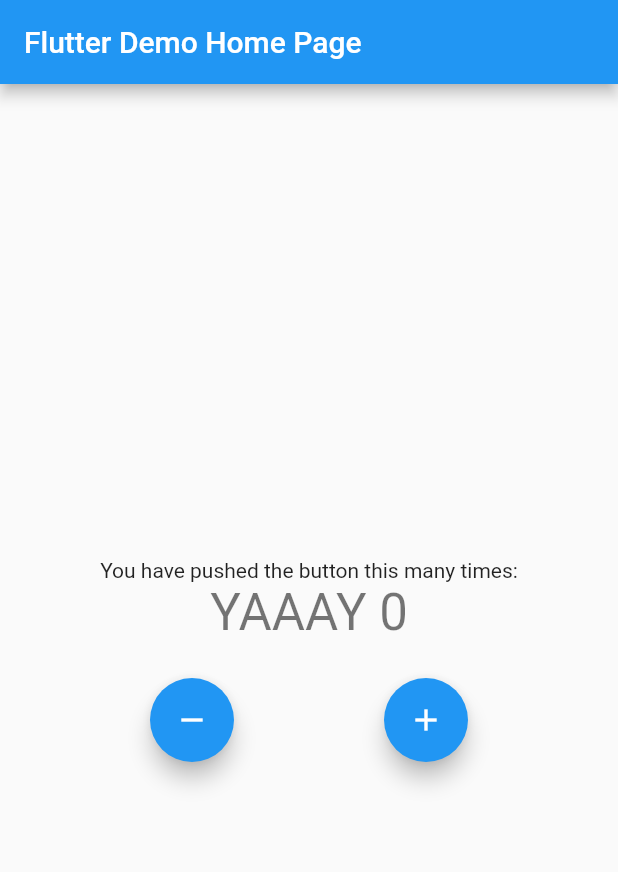
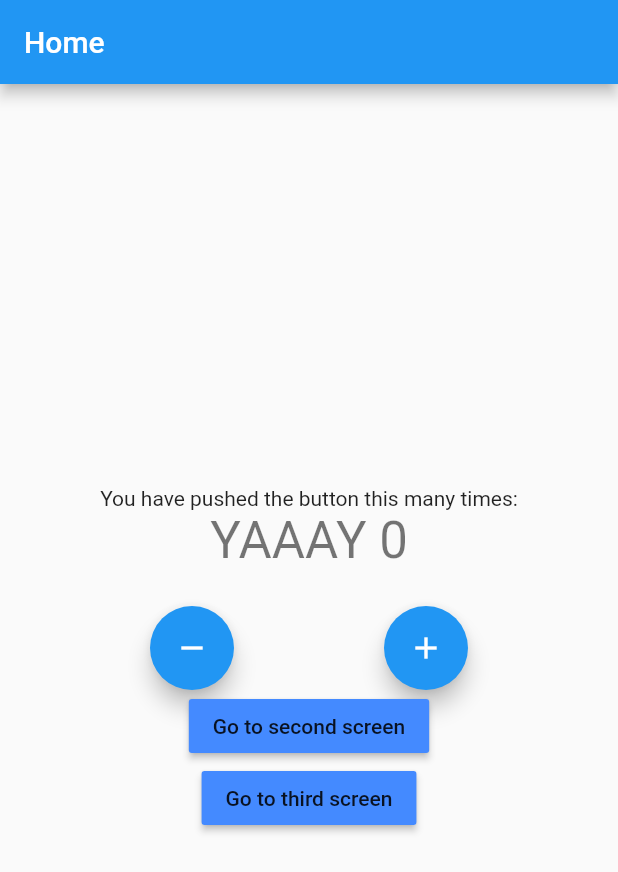
Before and after one commit to kamskr/bloc-counter, a Flutter app: the screen it shows after launch, on a phone screen of 412 x 824 dp. Shown: the top 872 px of the screen. Run offline on Flutter 3.47's test engine with Material 2 defaults, Android fonts, the phone set to English and light mode, and no system bars; our stand-ins replace bloc, equatable, flutter_bloc.

Commit message:
basic route cubit

```diff
--- a/lib/main.dart
+++ b/lib/main.dart
@@ -1,120 +1,33 @@
 import 'package:flutter/material.dart';
-import 'package:flutter_bloc/flutter_bloc.dart';
-
-import 'cubit/counter_cubit.dart';
+import 'package:flutter_bloc_concepts/presentation/router/app_router.dart';
 
 void main() {
   runApp(MyApp());
 }
 
-class MyApp extends StatelessWidget {
+class MyApp extends StatefulWidget {
+  @override
+  _MyAppState createState() => _MyAppState();
+}
+
+class _MyAppState extends State<MyApp> {
+  final AppRouter _appRouter = AppRouter();
+
   @override
   Widget build(BuildContext context) {
-    return BlocProvider<CounterCubit>(
-      create: (context) => CounterCubit(),
-      child: MaterialApp(
-        title: 'Flutter Demo',
-        theme: ThemeData(
-          primarySwatch: Colors.blue,
-          visualDensity: VisualDensity.adaptivePlatformDensity,
-        ),
-        home: MyHomePage(title: 'Flutter Demo Home Page'),
+    return MaterialApp(
+      title: 'Flutter Demo',
+      theme: ThemeData(
+        primarySwatch: Colors.blue,
+        visualDensity: VisualDensity.adaptivePlatformDensity,
       ),
+      onGenerateRoute: _appRouter.onGenerateRoute,
     );
   }
-}
-
-class MyHomePage extends StatefulWidget {
-  MyHomePage({Key key, this.title}) : super(key: key);
-
-  final String title;
 
   @override
-  _MyHomePageState createState() => _MyHomePageState();
-}
-
-class _MyHomePageState extends State<MyHomePage> {
-  @override
-  Widget build(BuildContext context) {
-    return Scaffold(
-      appBar: AppBar(
-        title: Text(widget.title),
-      ),
-      body: Center(
-        child: Column(
-          mainAxisAlignment: MainAxisAlignment.center,
-          children: <Widget>[
-            Text(
-              'You have pushed the button this many times:',
-            ),
-            BlocConsumer<CounterCubit, CounterState>(
-              listener: (context, state) {
-                if (state.wasIncremented == true) {
-                  Scaffold.of(context).showSnackBar(
-                    SnackBar(
-                      content: Text('Incremented!'),
-                      duration: Duration(milliseconds: 300),
-                    ),
-                  );
-                } else if (state.wasIncremented == false) {
-                  Scaffold.of(context).showSnackBar(
-                    SnackBar(
-                      content: Text('Decremented!'),
-                      duration: Duration(milliseconds: 300),
-                    ),
-                  );
-                }
-              },
-              builder: (context, state) {
-                if (state.counterValue < 0) {
-                  return Text(
-                    'BRR, NEGATIVE ' + state.counterValue.toString(),
-                    style: Theme.of(context).textTheme.headline4,
-                  );
-                } else if (state.counterValue % 2 == 0) {
-                  return Text(
-                    'YAAAY ' + state.counterValue.toString(),
-                    style: Theme.of(context).textTheme.headline4,
-                  );
-                } else if (state.counterValue == 5) {
-                  return Text(
-                    'HMM, NUMBER 5',
-                    style: Theme.of(context).textTheme.headline4,
-                  );
-                } else
-                  return Text(
-                    state.counterValue.toString(),
-                    style: Theme.of(context).textTheme.headline4,
-                  );
-              },
-            ),
-            SizedBox(
-              height: 24,
-            ),
-            Row(
-              mainAxisAlignment: MainAxisAlignment.spaceEvenly,
-              children: [
-                FloatingActionButton(
-                  onPressed: () {
-                    BlocProvider.of<CounterCubit>(context).decrement();
-                    // context.bloc<CounterCubit>().decrement();
-                  },
-                  tooltip: 'Decrement',
-                  child: Icon(Icons.remove),
-                ),
-                FloatingActionButton(
-                  onPressed: () {
-                    // BlocProvider.of<CounterCubit>(context).increment();
-                    context.bloc<CounterCubit>().increment();
-                  },
-                  tooltip: 'Increment',
-                  child: Icon(Icons.add),
-                ),
-              ],
-            ),
-          ],
-        ),
-      ),
-    );
+  dispose() {
+    _appRouter.dispose();
+    super.dispose();
   }
 }
--- /dev/null
+++ b/lib/presentation/router/app_router.dart
@@ -0,0 +1,41 @@
+import 'package:flutter/material.dart';
+import 'package:flutter_bloc/flutter_bloc.dart';
+import 'package:flutter_bloc_concepts/logic/cubit/counter_cubit.dart';
+import 'package:flutter_bloc_concepts/presentation/screens/home_screen.dart';
+import 'package:flutter_bloc_concepts/presentation/screens/second_screen.dart';
+import 'package:flutter_bloc_concepts/presentation/screens/third_screen.dart';
+
+class AppRouter {
+  final CounterCubit _counterCubit = CounterCubit();
+
+  Route onGenerateRoute(RouteSettings routeSettings) {
+    switch (routeSettings.name) {
+      case "/":
+        return MaterialPageRoute(
+            builder: (_) => BlocProvider.value(
+                  value: _counterCubit,
+                  child: HomeScreen(title: "Home", color: Colors.blueAccent),
+                ));
+        break;
+      case "/":
+        return MaterialPageRoute(
+            builder: (_) => BlocProvider.value(
+                  value: _counterCubit,
+                  child: SecondScreen(title: "Second", color: Colors.redAccent),
+                ));
+        break;
+      case "/":
+        return MaterialPageRoute(
+            builder: (_) => BlocProvider.value(
+                value: _counterCubit,
+                child: ThirdScreen(title: "Third", color: Colors.greenAccent)));
+        break;
+      default:
+        return null;
+    }
+  }
+
+  void dispose() {
+    _counterCubit.close();
+  }
+}
--- /dev/null
+++ b/lib/presentation/screens/home_screen.dart
@@ -0,0 +1,112 @@
+import 'package:flutter/material.dart';
+import 'package:flutter_bloc/flutter_bloc.dart';
+import 'package:flutter_bloc_concepts/logic/cubit/counter_cubit.dart';
+import 'package:flutter_bloc_concepts/presentation/screens/second_screen.dart';
+
+class HomeScreen extends StatefulWidget {
+  HomeScreen({Key key, this.title, this.color}) : super(key: key);
+
+  final String title;
+  final Color color;
+
+  @override
+  _HomeScreenState createState() => _HomeScreenState();
+}
+
+class _HomeScreenState extends State<HomeScreen> {
+  @override
+  Widget build(BuildContext context) {
+    return Scaffold(
+      appBar: AppBar(
+        title: Text(widget.title),
+      ),
+      body: Center(
+        child: Column(
+          mainAxisAlignment: MainAxisAlignment.center,
+          children: <Widget>[
+            Text(
+              'You have pushed the button this many times:',
+            ),
+            BlocConsumer<CounterCubit, CounterState>(
+              listener: (context, state) {
+                if (state.wasIncremented == true) {
+                  Scaffold.of(context).showSnackBar(
+                    SnackBar(
+                      content: Text('Incremented!'),
+                      duration: Duration(milliseconds: 300),
+                    ),
+                  );
+                } else if (state.wasIncremented == false) {
+                  Scaffold.of(context).showSnackBar(
+                    SnackBar(
+                      content: Text('Decremented!'),
+                      duration: Duration(milliseconds: 300),
+                    ),
+                  );
+                }
+              },
+              builder: (context, state) {
+                if (state.counterValue < 0) {
+                  return Text(
+                    'BRR, NEGATIVE ' + state.counterValue.toString(),
+                    style: Theme.of(context).textTheme.headline4,
+                  );
+                } else if (state.counterValue % 2 == 0) {
+                  return Text(
+                    'YAAAY ' + state.counterValue.toString(),
+                    style: Theme.of(context).textTheme.headline4,
+                  );
+                } else if (state.counterValue == 5) {
+                  return Text(
+                    'HMM, NUMBER 5',
+                    style: Theme.of(context).textTheme.headline4,
+                  );
+                } else
+                  return Text(
+                    state.counterValue.toString(),
+                    style: Theme.of(context).textTheme.headline4,
+                  );
+              },
+            ),
+            SizedBox(
+              height: 24,
+            ),
+            Row(
+              mainAxisAlignment: MainAxisAlignment.spaceEvenly,
+              children: [
+                FloatingActionButton(
+                  onPressed: () {
+                    BlocProvider.of<CounterCubit>(context).decrement();
+                    // context.bloc<CounterCubit>().decrement();
+                  },
+                  tooltip: 'Decrement',
+                  child: Icon(Icons.remove),
+                ),
+                FloatingActionButton(
+                  onPressed: () {
+                    // BlocProvider.of<CounterCubit>(context).increment();
+                    context.bloc<CounterCubit>().increment();
+                  },
+                  tooltip: 'Increment',
+                  child: Icon(Icons.add),
+                ),
+              ],
+            ),
+            MaterialButton(
+                color: widget.color,
+                onPressed: () {
+                  Navigator.of(context).pushNamed("/second");
+                },
+                child: Text('Go to second screen')),
+            MaterialButton(
+                color: widget.color,
+                onPressed: () {
+                  Navigator.of(context).pushNamed("/third");
+                },
+                child: Text('Go to third screen'))
+          ],
+        ),
+      ),
+    );
+  }
+}
```
Also changed, not shown: lib/presentation/screens/second_screen.dart (added, +111 -0 lines), lib/presentation/screens/third_screen.dart (added, +112 -0 lines), lib/logic/cubit/counter_cubit.dart (renamed from lib/cubit/counter_cubit.dart), lib/logic/cubit/counter_state.dart (renamed from lib/cubit/counter_state.dart), pubspec.lock, 2 other files.
